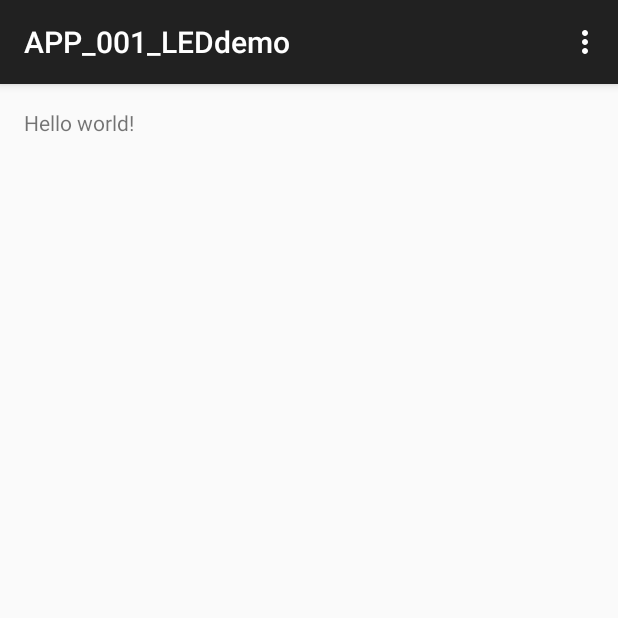
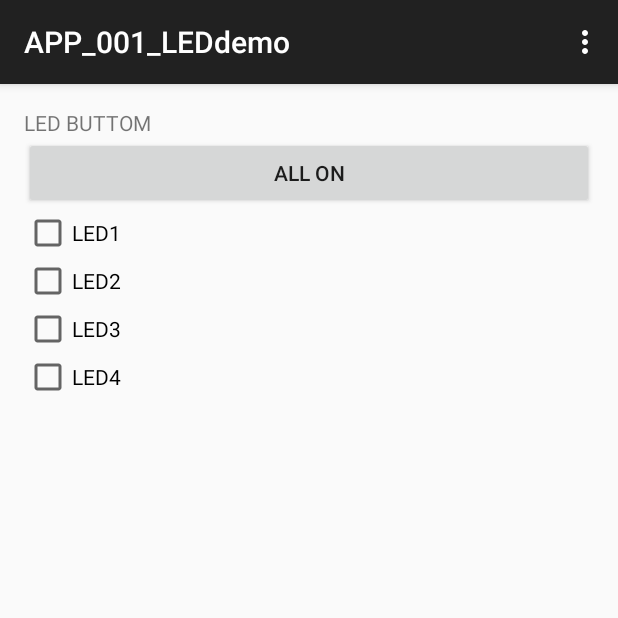
Before and after one commit to danpianji777/my-jni-demo, an Android app: the screen it shows after launch (MainActivity), on a phone screen of 412 x 824 dp, the top half of it. Run offline under Robolectric (Android 15) with nearby library versions, the phone set to English and light mode, and no system bars.

Commit message:
V2, add buttom and checkbox

```diff
--- a/MyApplication/app/src/main/res/layout/activity_main.xml
+++ b/MyApplication/app/src/main/res/layout/activity_main.xml
@@ -1,11 +1,40 @@
-<RelativeLayout xmlns:android="http://schemas.android.com/apk/res/android"
+<LinearLayout xmlns:android="http://schemas.android.com/apk/res/android"
     xmlns:tools="http://schemas.android.com/tools" android:layout_width="match_parent"
     android:layout_height="match_parent" android:paddingLeft="@dimen/activity_horizontal_margin"
     android:paddingRight="@dimen/activity_horizontal_margin"
     android:paddingTop="@dimen/activity_vertical_margin"
+    android:orientation="vertical"
     android:paddingBottom="@dimen/activity_vertical_margin" tools:context=".MainActivity">
 
-    <TextView android:text="@string/hello_world" android:layout_width="wrap_content"
+
+    <TextView android:text="LED BUTTOM" android:layout_width="wrap_content"
         android:layout_height="wrap_content" />
 
-</RelativeLayout>
+    <Button
+        android:layout_width="fill_parent"
+        android:layout_height="wrap_content"
+        android:text="ALL ON"
+        />
+
+    <CheckBox
+        android:layout_width="fill_parent"
+        android:layout_height="wrap_content"
+        android:text="LED1"
+        />
+    <CheckBox
+        android:layout_width="fill_parent"
+        android:layout_height="wrap_content"
+        android:text="LED2"
+        />
+    <CheckBox
+        android:layout_width="fill_parent"
+        android:layout_height="wrap_content"
+        android:text="LED3"
+        />
+    <CheckBox
+        android:layout_width="fill_parent"
+        android:layout_height="wrap_content"
+        android:text="LED4"
+        />
+
+</LinearLayout>
```
